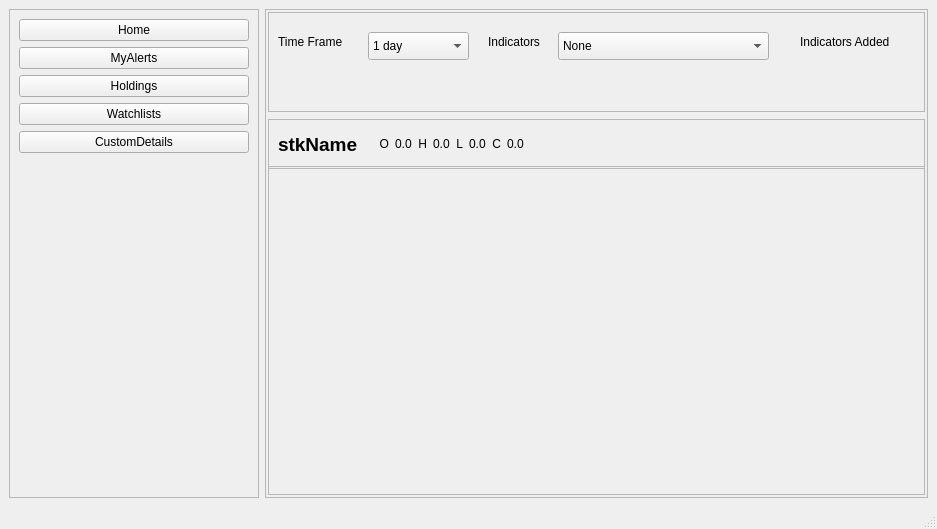
This is UIFiles/chart.ui in ShubhamMandavkar/TYLiveProjectt-StockAutomationSystem as Qt 5 draws it before an edit. The edited form follows.
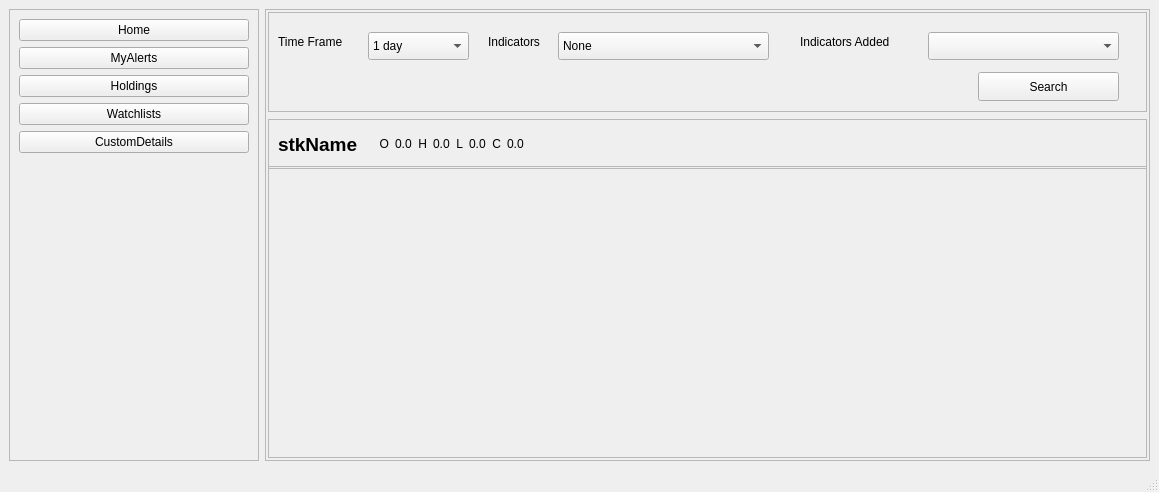
This is the edited form.

Commit message: added search btn in each UI file

The edit to the form file:
```diff
--- a/UIFiles/chart.ui
+++ b/UIFiles/chart.ui
@@ -6,8 +6,8 @@
    <rect>
     <x>0</x>
     <y>0</y>
-    <width>937</width>
-    <height>529</height>
+    <width>1159</width>
+    <height>492</height>
    </rect>
   </property>
   <property name="windowTitle">
@@ -270,6 +270,19 @@
            </rect>
           </property>
          </widget>
+         <widget class="QPushButton" name="btnSearch">
+          <property name="geometry">
+           <rect>
+            <x>710</x>
+            <y>60</y>
+            <width>141</width>
+            <height>29</height>
+           </rect>
+          </property>
+          <property name="text">
+           <string>Search</string>
+          </property>
+         </widget>
         </widget>
        </item>
        <item>
```
Left out of the diff: 2 changed lines with no effect on the pictures. The commit also changes 18 other files.
